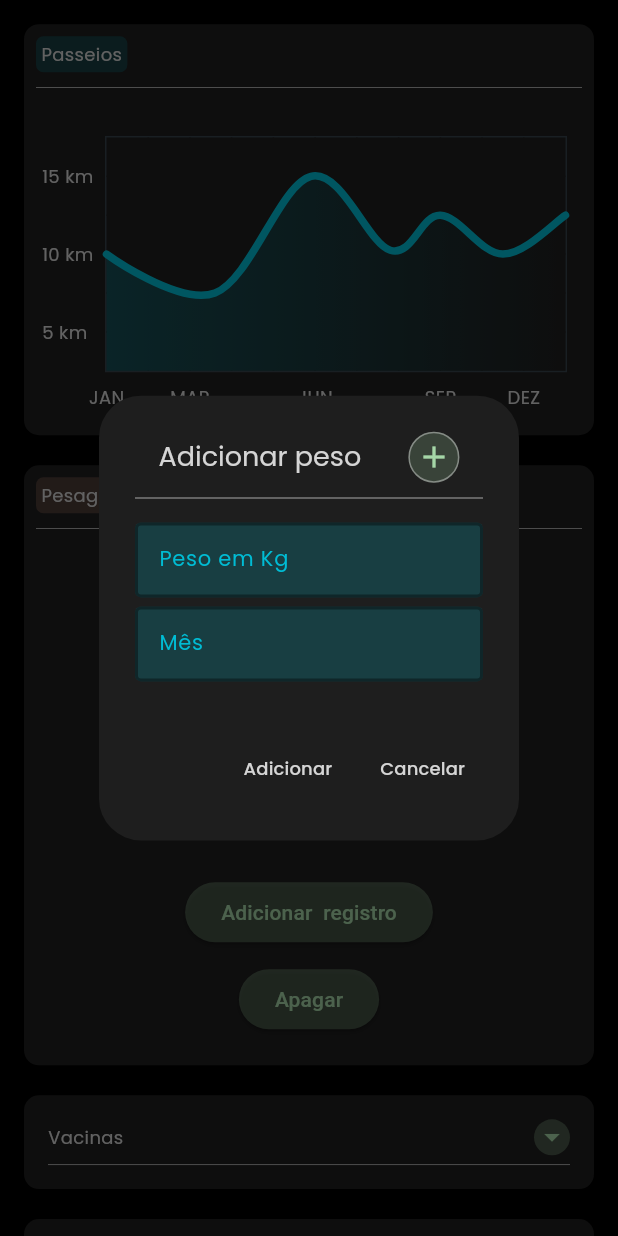
After one commit to AndreNagem1/AmigoPet, a Flutter app: the PetDetailsScreen screen opened directly, scrolled down 576 dp, after a tap on an icon or button, on a phone screen of 412 x 824 dp. The commit adds this screen. Run offline on Flutter 3.47's test engine with Material 3 defaults, Android fonts, the light colour scheme and no system bars; drawn by our look-alikes of fl_chart; our stand-ins replace cloud_firestore, firebase_core, flutter_bloc, google_fonts, hive, image_picker and 6 more; accounts and stored records are empty.

Commit message:
fix: started adding chart functions

```diff
--- /dev/null
+++ b/lib/pet_details/domain/chart_cubit/chart_cubit.dart
@@ -0,0 +1,82 @@
+import 'dart:convert';
+
+import 'package:fl_chart/fl_chart.dart';
+import 'package:flutter_bloc/flutter_bloc.dart';
+import 'package:shared_preferences/shared_preferences.dart';
+
+abstract class ChartCubitState {}
+
+class ChartLoading extends ChartCubitState {}
+
+class ChartEmpty extends ChartCubitState {}
+
+class ChartSuccess extends ChartCubitState {
+  final List<FlSpot> chartPoints;
+
+  ChartSuccess(this.chartPoints);
+}
+
+class ChartCubit extends Cubit<ChartCubitState> {
+  ChartCubit(super.initialState) {
+    loadChartPoints();
+  }
+
+  static const String _storageKey = "chart_points";
+
+  Future<List<FlSpot>> loadChartPoints() async {
+    emit(ChartLoading());
+    final prefs = await SharedPreferences.getInstance();
+    final String? storedData = prefs.getString(_storageKey);
+
+    List<FlSpot> list = [];
+    if (storedData != null) {
+      List<dynamic> decodedList = jsonDecode(storedData);
+      list = decodedList.map((e) => FlSpot(e['x'], e['y'])).toList();
+    }
+
+    if (list.isEmpty) {
+      emit(ChartEmpty());
+    } else {
+      emit(ChartSuccess(list));
+    }
+
+    return list;
+  }
+
+  Future<void> addChartPoint(FlSpot newPoint) async {
+    emit(ChartLoading());
+
+    if (newPoint.y < 0 || newPoint.y > 11) {
+      return;
+    }
+
+    final currentList = await loadChartPoints();
+
+    final index = currentList.indexWhere((p) => p.x == newPoint.x);
+    if (index != -1) {
+      currentList[index] = newPoint;
+    } else {
+      currentList.add(newPoint);
+    }
+
+    currentList.sort((a, b) => a.x.compareTo(b.x));
+
+    await _saveChartPoints(currentList);
+    emit(ChartSuccess(currentList));
+  }
+
+  Future<void> removeChartPoint() async {
+    final currentList = await loadChartPoints();
+    currentList.removeLast();
+
+    await _saveChartPoints(currentList);
+    emit(ChartSuccess(currentList));
+  }
+
+  Future<void> _saveChartPoints(List<FlSpot> points) async {
+    final prefs = await SharedPreferences.getInstance();
+    final encodedList =
+        jsonEncode(points.map((e) => {'x': e.x, 'y': e.y}).toList());
+    await prefs.setString(_storageKey, encodedList);
+  }
+}
--- /dev/null
+++ b/lib/pet_details/presentation/charts/add_chart_point_dialog.dart
@@ -0,0 +1,104 @@
+import 'package:amigo_pet/colors/app_colors.dart';
+import 'package:amigo_pet/common_ui/letter_decoration.dart';
+import 'package:fl_chart/fl_chart.dart';
+import 'package:flutter/material.dart';
+
+import '../../../../common_ui/divider.dart';
+import '../../../home/presentation/ui/add_pet_dialog/add_pet_input.dart';
+
+class AddChartPointDialog extends StatelessWidget {
+  final Function(FlSpot) onAdd;
+
+  const AddChartPointDialog({super.key, required this.onAdd});
+
+  @override
+  Widget build(BuildContext context) {
+    var weight = 0.0;
+    var month = 0.0;
+
+    return AlertDialog(
+      backgroundColor: AppColors.surface,
+      title: Column(
+        children: [
+          Row(
+            mainAxisAlignment: MainAxisAlignment.spaceAround,
+            children: [
+              Text(
+                'Adicionar peso',
+                style: AppStyles.poppins18TextStyle,
+              ),
+              Container(
+                decoration: BoxDecoration(
+                  borderRadius: const BorderRadius.only(
+                    topLeft: Radius.circular(30),
+                    topRight: Radius.circular(30),
+                    bottomLeft: Radius.circular(30),
+                    bottomRight: Radius.circular(30),
+                  ),
+                  border: Border.all(
+                    color: Colors.white38,
+                    width: 1,
+                  ),
+                  color: AppColors.warmGreen.withOpacity(0.2),
+                ),
+                child: Padding(
+                  padding: const EdgeInsets.all(4.0),
+                  child: Icon(
+                    Icons.add,
+                    color: AppColors.warmGreen,
+                  ),
+                ),
+              )
+            ],
+          ),
+          SizedBox(height: 10),
+          AppDivider()
+        ],
+      ),
+      content: Column(
+        crossAxisAlignment: CrossAxisAlignment.start,
+        mainAxisSize: MainAxisSize.min,
+        children: [
+          PetInputText(
+            labelColor: AppColors.cyan,
+            label: 'Peso em Kg',
+            inputType: TextInputType.number,
+            onValueChanged: (info) {
+              weight = double.parse(info);
+            },
+          ),
+          PetInputText(
+            labelColor: AppColors.cyan,
+            label: 'Mês',
+            inputType: TextInputType.numberWithOptions(decimal: false),
+            onValueChanged: (info) {
+              month = double.parse(info);
+            },
+          ),
+          SizedBox(height: 4.0),
+        ],
+      ),
+      actions: <Widget>[
+        TextButton(
+          child: Text(
+            'Adicionar',
+            style: AppStyles.poppins12TextStyle,
+          ),
+          onPressed: () {
+            onAdd(FlSpot(month - 1, weight));
+            Navigator.of(context).pop();
+          },
+        ),
+        TextButton(
+          child: Text(
+            'Cancelar',
+            style: AppStyles.poppins12TextStyle,
+          ),
+          onPressed: () {
+            Navigator.of(context).pop();
+          },
+        ),
+      ],
+    );
+  }
+}
--- a/lib/pet_details/presentation/charts/chart_weight.dart
+++ b/lib/pet_details/presentation/charts/chart_weight.dart
@@ -1,8 +1,12 @@
+import 'package:amigo_pet/pet_details/domain/chart_cubit/chart_cubit.dart';
 import 'package:fl_chart/fl_chart.dart';
 import 'package:flutter/cupertino.dart';
+import 'package:flutter/material.dart';
+import 'package:flutter_bloc/flutter_bloc.dart';
 
 import '../../../colors/app_colors.dart';
 import '../../../common_ui/letter_decoration.dart';
+import 'add_chart_point_dialog.dart';
 
 class ChartWeight extends StatefulWidget {
   const ChartWeight({super.key});
@@ -12,6 +16,8 @@
 }
 
 class _ChartWeightState extends State<ChartWeight> {
+  late final ChartCubit cubit;
+
   List<Color> lineGradientColors = [
     AppColors.pastelOrange,
     AppColors.pastelOrange,
@@ -25,9 +31,17 @@
   bool showAvg = false;
 
   @override
+  void initState() {
+    super.initState();
+    cubit = ChartCubit(ChartLoading());
+  }
+
+  @override
   Widget build(BuildContext context) {
     return Stack(
       children: <Widget>[
+        Column(
+          children: [
             AspectRatio(
               aspectRatio: 1.70,
               child: Padding(
@@ -37,10 +51,66 @@
                   top: 24,
                   bottom: 12,
                 ),
-            child: LineChart(
-              showAvg ? avgData() : mainData(),
+                child: BlocBuilder<ChartCubit, ChartCubitState>(
+                  bloc: cubit,
+                  builder: (context, state) {
+                    return switch (state) {
+                      ChartLoading() => Center(
+                          child: const CircularProgressIndicator(
+                            color: AppColors.cyan,
                           ),
                         ),
+                      ChartEmpty() => Center(
+                          child: Text(
+                            'Você ainda não tem registros',
+                            style: AppStyles.poppins12TextStyle,
+                          ),
+                        ),
+                      ChartSuccess(:final chartPoints) => LineChart(
+                          mainData(chartPoints),
+                        ),
+                      ChartCubitState() => throw UnimplementedError(),
+                    };
+                  },
+                ),
+              ),
+            ),
+            ElevatedButton(
+              onPressed: () {
+                _showAddChartPointDialog(
+                  context,
+                  (chartPoint) {
+                    cubit.addChartPoint(chartPoint);
+                  },
+                );
+              },
+              child: Text(
+                'Adicionar  registro',
+                style: TextStyle(color: AppColors.warmGreen),
+              ),
+              style: ButtonStyle(
+                backgroundColor: WidgetStateProperty.all(
+                  AppColors.warmGreen.withOpacity(0.3),
+                ),
+              ),
+            ),
+            SizedBox(height: 10),
+            ElevatedButton(
+              onPressed: () {
+                cubit.removeChartPoint();
+              },
+              child: Text(
+                'Apagar',
+                style: TextStyle(color: AppColors.warmGreen),
+              ),
+              style: ButtonStyle(
+                backgroundColor: WidgetStateProperty.all(
+                  AppColors.warmGreen.withOpacity(0.3),
+                ),
+              ),
+            ),
+            SizedBox(height: 20)
+          ],
         ),
       ],
     );
@@ -83,13 +153,13 @@
     String text;
     switch (value.toInt()) {
       case 1:
-        text = '22.5 kg';
+        text = '0 kg';
         break;
-      case 3:
-        text = '23 kg';
+      case 15:
+        text = '15 kg';
         break;
-      case 5:
-        text = '24.5 kg';
+      case 30:
+        text = '30.0 kg';
         break;
       default:
         return Container();
@@ -98,7 +168,7 @@
     return Text(text, style: style, textAlign: TextAlign.left);
   }
 
-  LineChartData mainData() {
+  LineChartData mainData(List<FlSpot> data) {
     return LineChartData(
       gridData: FlGridData(
         show: true,
@@ -150,18 +220,10 @@
       minX: 0,
       maxX: 11,
       minY: 0,
-      maxY: 6,
+      maxY: 30,
       lineBarsData: [
         LineChartBarData(
-          spots: const [
-            FlSpot(0, 3),
-            FlSpot(2.6, 2),
-            FlSpot(4.9, 5),
-            FlSpot(6.8, 3.1),
-            FlSpot(8, 4),
-            FlSpot(9.5, 3),
-            FlSpot(11, 4),
-          ],
+          spots: data,
           isCurved: true,
           gradient: LinearGradient(
             colors: lineGradientColors,
@@ -183,101 +245,15 @@
       ],
     );
   }
+}
 
-  LineChartData avgData() {
-    return LineChartData(
-      lineTouchData: const LineTouchData(enabled: false),
-      gridData: FlGridData(
-        show: true,
-        drawHorizontalLine: true,
-        verticalInterval: 1,
-        horizontalInterval: 1,
-        getDrawingVerticalLine: (value) {
-          return const FlLine(
-            color: Color(0xff37434d),
-            strokeWidth: 1,
-          );
+Future<void> _showAddChartPointDialog(
+    BuildContext context, Function(FlSpot) onAdd) async {
+  return showDialog<void>(
+    context: context,
+    barrierDismissible: false,
+    builder: (BuildContext context) {
+      return AddChartPointDialog(onAdd: onAdd);
     },
-        getDrawingHorizontalLine: (value) {
-          return const FlLine(
-            color: Color(0xff37434d),
-            strokeWidth: 1,
-          );
-        },
-      ),
-      titlesData: FlTitlesData(
-        show: true,
-        bottomTitles: AxisTitles(
-          sideTitles: SideTitles(
-            showTitles: true,
-            reservedSize: 30,
-            getTitlesWidget: bottomTitleWidgets,
-            interval: 1,
-          ),
-        ),
-        leftTitles: AxisTitles(
-          sideTitles: SideTitles(
-            showTitles: true,
-            getTitlesWidget: leftTitleWidgets,
-            reservedSize: 42,
-            interval: 1,
-          ),
-        ),
-        topTitles: const AxisTitles(
-          sideTitles: SideTitles(showTitles: false),
-        ),
-        rightTitles: const AxisTitles(
-          sideTitles: SideTitles(showTitles: false),
-        ),
-      ),
-      borderData: FlBorderData(
-        show: true,
-        border: Border.all(color: const Color(0xff37434d)),
-      ),
-      minX: 0,
-      maxX: 11,
-      minY: 0,
-      maxY: 6,
-      lineBarsData: [
-        LineChartBarData(
-          spots: const [
-            FlSpot(0, 3.44),
-            FlSpot(2.6, 3.44),
-            FlSpot(4.9, 3.44),
-            FlSpot(6.8, 3.44),
-            FlSpot(8, 3.44),
-            FlSpot(9.5, 3.44),
-            FlSpot(11, 3.44),
-          ],
-          isCurved: true,
-          gradient: LinearGradient(
-            colors: [
-              ColorTween(begin: gradientColors[0], end: gradientColors[1])
-                  .lerp(0.2)!,
-              ColorTween(begin: gradientColors[0], end: gradientColors[1])
-                  .lerp(0.2)!,
-            ],
-          ),
-          barWidth: 5,
-          isStrokeCapRound: true,
-          dotData: const FlDotData(
-            show: false,
-          ),
-          belowBarData: BarAreaData(
-            show: true,
-            gradient: LinearGradient(
-              colors: [
-                ColorTween(begin: gradientColors[0], end: gradientColors[1])
-                    .lerp(0.2)!
-                    .withOpacity(0.1),
-                ColorTween(begin: gradientColors[0], end: gradientColors[1])
-                    .lerp(0.2)!
-                    .withOpacity(0.1),
-              ],
-            ),
-          ),
-        ),
-      ],
   );
 }
-}
--- a/pubspec.yaml
+++ b/pubspec.yaml
@@ -51,6 +51,7 @@
   path_provider: ^2.1.5
   image_picker: ^1.1.2
   share_plus: ^10.1.4
+  shared_preferences: ^2.5.2
 
 dev_dependencies:
   flutter_test:
```
Also changed, not shown: pubspec.lock, 1 other file. Lines whose indentation alone changed are shown as unchanged.
